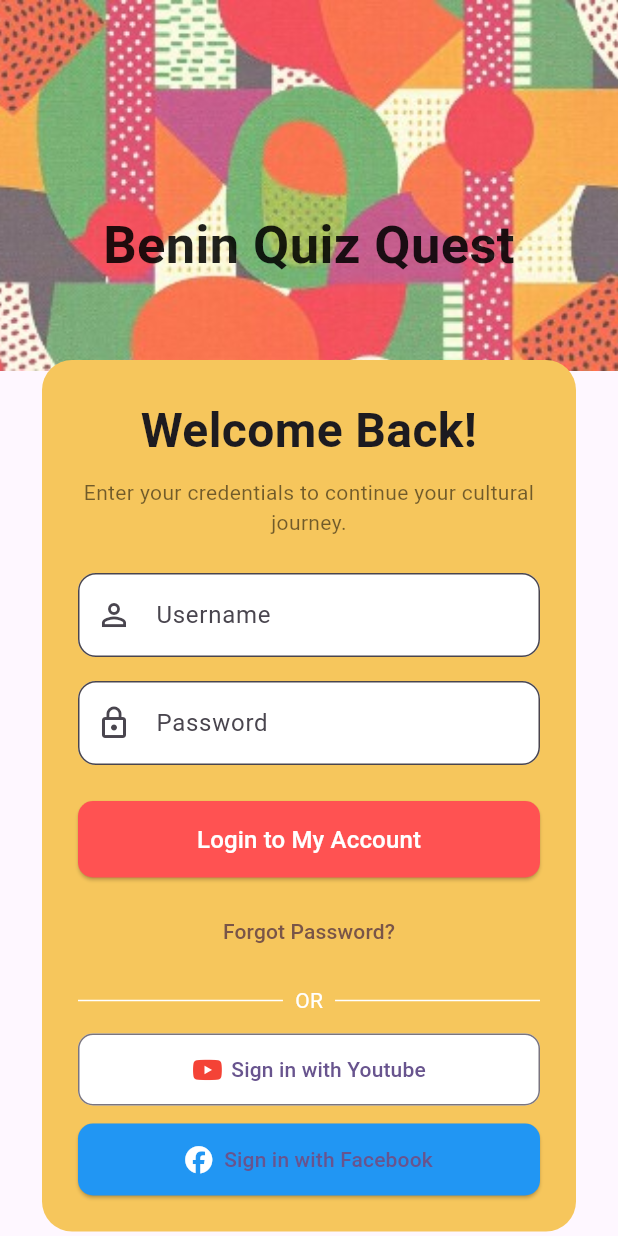
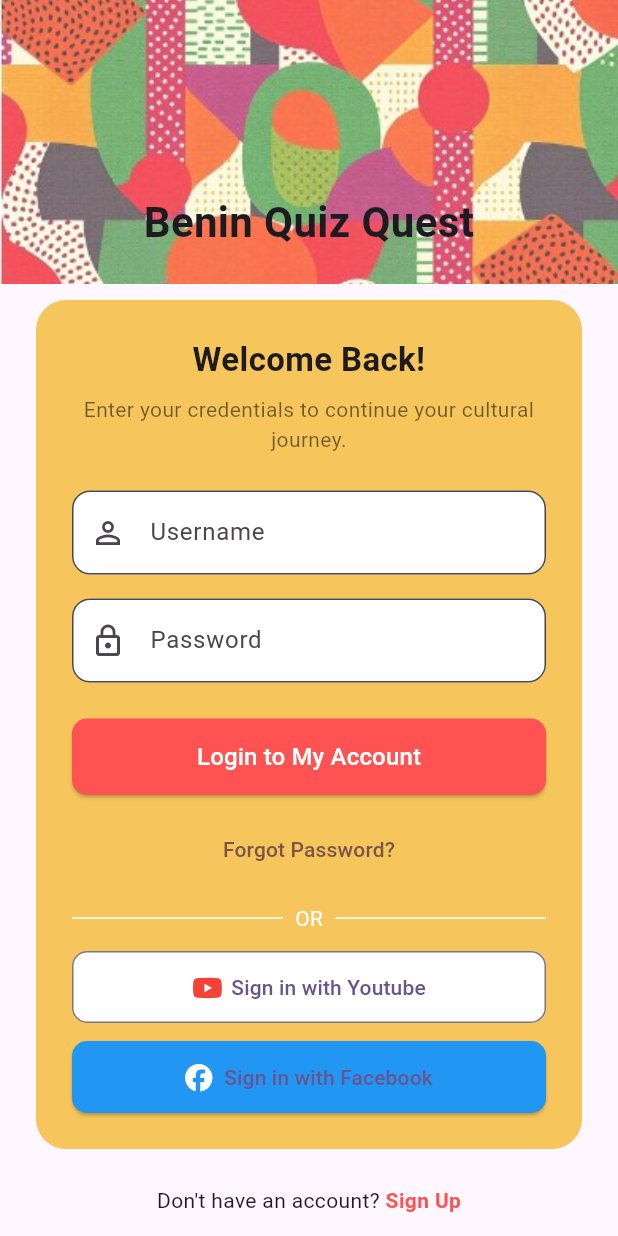
Before and after one commit to agonglomarel7/benin_quiz, a Flutter app: the screen it shows after launch, on a phone screen of 412 x 824 dp. Run offline on Flutter 3.47's test engine with Material 3 defaults, Android fonts, the phone set to English and light mode, and no system bars; our stand-ins replace font_awesome_flutter, shared_preferences.

Commit message:
Adding the connection with login page and loginApi

```diff
--- a/lib/main.dart
+++ b/lib/main.dart
@@ -19,7 +19,7 @@ class MyApp extends StatelessWidget {
       theme: ThemeData(
         colorScheme: ColorScheme.fromSeed(seedColor: Colors.deepPurple),
       ),
-      home: const LoginScreen()
+      home:  LoginScreen()
     );
   }
 }
--- a/lib/screens/loginScreen.dart
+++ b/lib/screens/loginScreen.dart
@@ -1,12 +1,13 @@
-import 'package:benin_quiz/screens/main_navigation.dart';
 import 'package:benin_quiz/screens/singupScreen.dart';
 import 'package:flutter/material.dart';
 import 'package:font_awesome_flutter/font_awesome_flutter.dart';
-
-import 'homeScreen.dart';
+import '../controllers/auth_controller.dart';
 
 class LoginScreen extends StatelessWidget {
-  const LoginScreen({super.key});
+  LoginScreen({super.key});
+
+  final TextEditingController pseudoController = TextEditingController();
+  final TextEditingController passwordController = TextEditingController();
 
   @override
   Widget build(BuildContext context) {
@@ -15,12 +16,12 @@ class LoginScreen extends StatelessWidget {
     return Scaffold(
       body: Stack(
         children: [
-          // Image de fond en haut
+          // Image de fond
           Positioned(
             top: 0,
             left: 0,
             right: 0,
-            height: screenHeight * 0.30,
+            height: screenHeight * 0.23,
             child: Container(
               decoration: const BoxDecoration(
                 image: DecorationImage(
@@ -31,25 +32,20 @@ class LoginScreen extends StatelessWidget {
             ),
           ),
 
-          // Contenu avec padding et scroll
+          // Contenu
           SingleChildScrollView(
             child: Padding(
-              padding: const EdgeInsets.symmetric(horizontal: 28.0, vertical: 88),
+              padding: const EdgeInsets.symmetric(horizontal: 24.0, vertical: 48),
               child: Column(
                 crossAxisAlignment: CrossAxisAlignment.stretch,
                 children: [
-                  const SizedBox(height: 50), // Pour éviter d’être sous l’image
-
+                  const SizedBox(height: 80),
                   const Text(
                     "Benin Quiz Quest",
                     textAlign: TextAlign.center,
-                    style: TextStyle(
-                      fontSize: 35,
-                      fontWeight: FontWeight.bold,
-                      color: Colors.black87,
-                    ),
+                    style: TextStyle(fontSize: 28, fontWeight: FontWeight.bold),
                   ),
-                  const SizedBox(height: 52),
+                  const SizedBox(height: 32),
 
                   Container(
                     padding: const EdgeInsets.all(24),
@@ -60,47 +56,32 @@ class LoginScreen extends StatelessWidget {
                     child: Column(
                       crossAxisAlignment: CrossAxisAlignment.stretch,
                       children: [
-                        const Text(
-                          "Welcome Back!",
-                          textAlign: TextAlign.center,
-                          style: TextStyle(
-                            fontSize: 32,
-                            fontWeight: FontWeight.bold,
-                          ),
-                        ),
+                        const Text("Welcome Back!", textAlign: TextAlign.center, style: TextStyle(fontSize: 22, fontWeight: FontWeight.bold)),
                         const SizedBox(height: 8),
-                        const Text(
-                          "Enter your credentials to continue your cultural journey.",
-                          textAlign: TextAlign.center,
-                          style: TextStyle(color: Colors.black54),
-                        ),
+                        const Text("Enter your credentials to continue your cultural journey.", textAlign: TextAlign.center, style: TextStyle(color: Colors.black54)),
                         const SizedBox(height: 24),
 
                         TextFormField(
+                          controller: pseudoController,
                           decoration: const InputDecoration(
                             filled: true,
                             fillColor: Colors.white,
                             labelText: 'Username',
-                            hintText: 'Enter your username',
                             prefixIcon: Icon(Icons.person_outline),
-                            border: OutlineInputBorder(
-                              borderRadius: BorderRadius.all(Radius.circular(12)),
-                            ),
+                            border: OutlineInputBorder(borderRadius: BorderRadius.all(Radius.circular(12))),
                           ),
                         ),
                         const SizedBox(height: 16),
 
                         TextFormField(
+                          controller: passwordController,
                           obscureText: true,
                           decoration: const InputDecoration(
                             filled: true,
                             fillColor: Colors.white,
                             labelText: 'Password',
-                            hintText: 'Enter your password',
                             prefixIcon: Icon(Icons.lock_outline),
-                            border: OutlineInputBorder(
-                              borderRadius: BorderRadius.all(Radius.circular(12)),
-                            ),
+                            border: OutlineInputBorder(borderRadius: BorderRadius.all(Radius.circular(12))),
                           ),
                         ),
                         const SizedBox(height: 24),
@@ -109,33 +90,22 @@ class LoginScreen extends StatelessWidget {
                           style: ElevatedButton.styleFrom(
                             backgroundColor: Colors.redAccent,
                             padding: const EdgeInsets.symmetric(vertical: 14),
-                            shape: RoundedRectangleBorder(
-                              borderRadius: BorderRadius.circular(10),
-                            ),
+                            shape: RoundedRectangleBorder(borderRadius: BorderRadius.circular(10)),
                           ),
                           onPressed: () {
-                            // TODO: login logic
-                            Navigator.pushReplacement(
+                            AuthController.connecter(
                               context,
-                              MaterialPageRoute(builder: (context) => const MainNavigation()),
+                              pseudo: pseudoController.text,
+                              motDePasse: passwordController.text,
                             );
                           },
-                          child: const Text(
-                            "Login to My Account",
-                            style: TextStyle(
-                              color: Colors.white,
-                              fontSize: 16,
-                            ),
-                          ),
+                          child: const Text("Login to My Account", style: TextStyle(color: Colors.white, fontSize: 16)),
                         ),
                         const SizedBox(height: 12),
 
                         TextButton(
                           onPressed: () {},
-                          child: const Text(
-                            "Forgot Password?",
-                            style: TextStyle(color: Colors.brown),
-                          ),
+                          child: const Text("Forgot Password?", style: TextStyle(color: Colors.brown)),
                         ),
                         const SizedBox(height: 12),
 
@@ -158,9 +128,7 @@ class LoginScreen extends StatelessWidget {
                           style: OutlinedButton.styleFrom(
                             backgroundColor: Colors.white,
                             padding: const EdgeInsets.symmetric(vertical: 14),
-                            shape: RoundedRectangleBorder(
-                              borderRadius: BorderRadius.circular(10),
-                            ),
+                            shape: RoundedRectangleBorder(borderRadius: BorderRadius.circular(10)),
                           ),
                         ),
                         const SizedBox(height: 12),
@@ -172,15 +140,12 @@ class LoginScreen extends StatelessWidget {
                           style: ElevatedButton.styleFrom(
                             backgroundColor: Colors.blue,
                             padding: const EdgeInsets.symmetric(vertical: 14),
-                            shape: RoundedRectangleBorder(
-                              borderRadius: BorderRadius.circular(10),
-                            ),
+                            shape: RoundedRectangleBorder(borderRadius: BorderRadius.circular(10)),
                           ),
                         ),
                       ],
                     ),
                   ),
-
                   const SizedBox(height: 24),
                   Row(
                     mainAxisAlignment: MainAxisAlignment.center,
@@ -188,20 +153,11 @@ class LoginScreen extends StatelessWidget {
                       const Text("Don't have an account? "),
                       GestureDetector(
                         onTap: () {
-                          Navigator.push(
-                            context,
-                            MaterialPageRoute(builder: (context) => SignUpScreen()),
-                          );
+                          // TODO: navigate to SignUpScreen
+                           Navigator.push(context, MaterialPageRoute(builder: (_) => SignUpScreen()));
                         },
-                        child: const Text(
-                          "Sign Up",
-                          style: TextStyle(
-                            color: Colors.redAccent,
-                            fontWeight: FontWeight.bold,
-                          ),
-                        ),
+                        child: const Text("Sign Up", style: TextStyle(color: Colors.redAccent, fontWeight: FontWeight.bold)),
                       ),
-
                     ],
                   )
                 ],
```
Also changed, not shown: lib/controllers/auth_controller.dart (+61 -2 lines), lib/services/signup_api_services.dart (+9 -0 lines).
